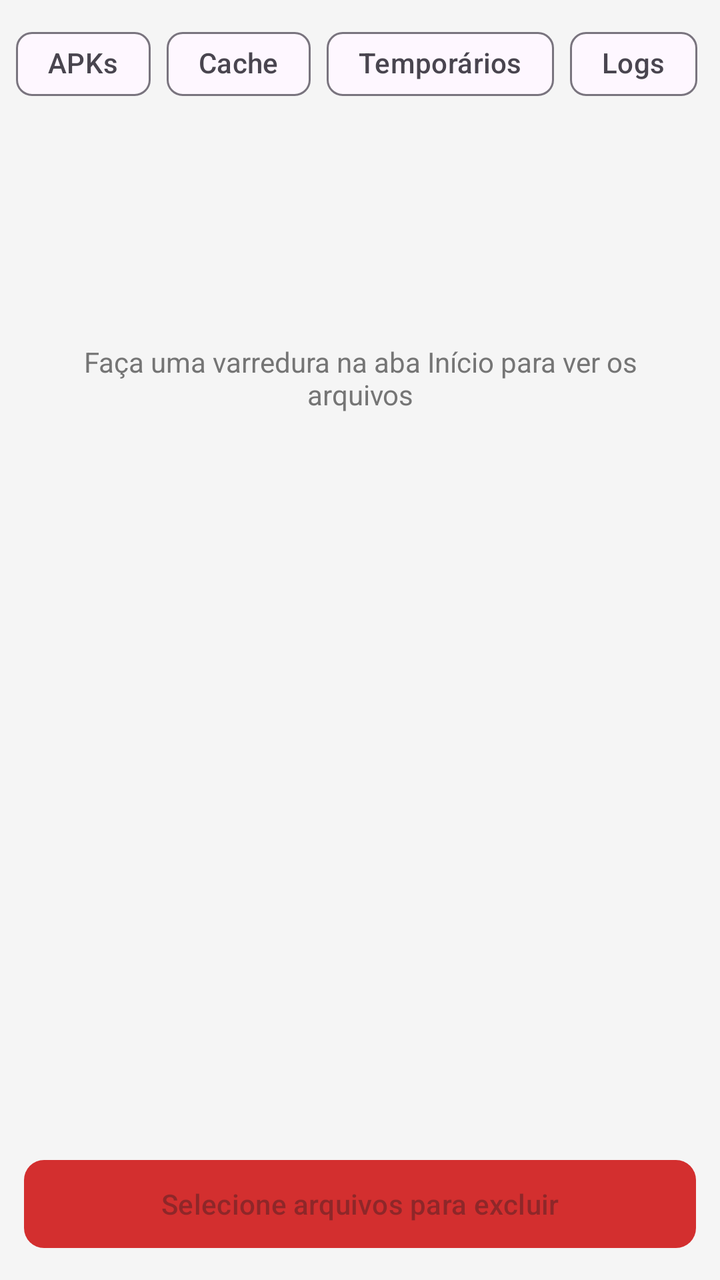
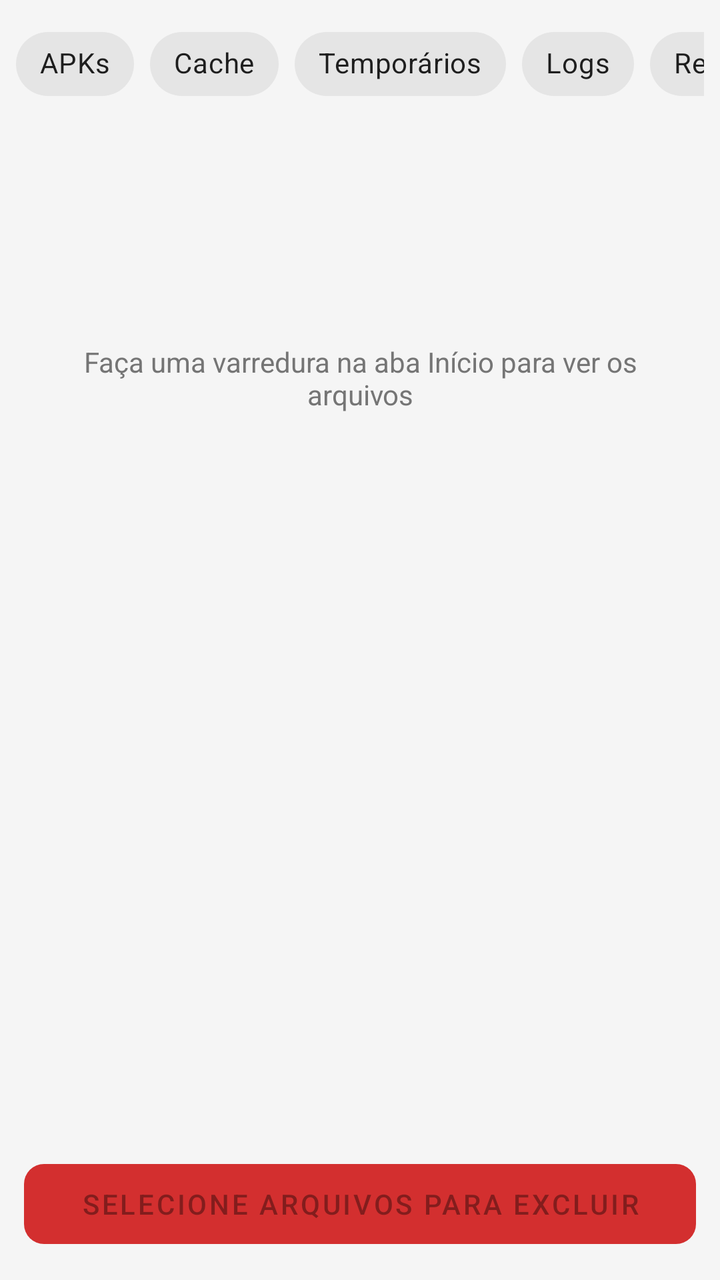

Before-and-after screenshots of an Android layout around one commit, followed by the original layout XML and the change that was made.
<!-- AndroidManifest.xml: application theme Theme.LimpadorAndroid -->
<!-- res/layout/fragment_files.xml -->
<?xml version="1.0" encoding="utf-8"?>
<LinearLayout xmlns:android="http://schemas.android.com/apk/res/android"
    xmlns:app="http://schemas.android.com/apk/res-auto"
    android:layout_width="match_parent"
    android:layout_height="match_parent"
    android:orientation="vertical"
    android:background="@color/colorBackground">

    
    <HorizontalScrollView
        android:layout_width="match_parent"
        android:layout_height="wrap_content"
        android:scrollbars="none"
        android:paddingHorizontal="8dp"
        android:paddingVertical="8dp">

        <com.google.android.material.chip.ChipGroup
            android:layout_width="wrap_content"
            android:layout_height="wrap_content"
            app:singleSelection="true">

            <com.google.android.material.chip.Chip
                android:id="@+id/chip_apk"
                android:layout_width="wrap_content"
                android:layout_height="wrap_content"
                android:text="APKs"
                app:chipIcon="@android:drawable/ic_menu_upload"
                style="@style/Widget.Material3.Chip.Filter" />

            <com.google.android.material.chip.Chip
                android:id="@+id/chip_cache"
                android:layout_width="wrap_content"
                android:layout_height="wrap_content"
                android:text="Cache"
                style="@style/Widget.Material3.Chip.Filter" />

            <com.google.android.material.chip.Chip
                android:id="@+id/chip_temp"
                android:layout_width="wrap_content"
                android:layout_height="wrap_content"
                android:text="Temporários"
                style="@style/Widget.Material3.Chip.Filter" />

            <com.google.android.material.chip.Chip
                android:id="@+id/chip_log"
                android:layout_width="wrap_content"
                android:layout_height="wrap_content"
                android:text="Logs"
                style="@style/Widget.Material3.Chip.Filter" />

            <com.google.android.material.chip.Chip
                android:id="@+id/chip_residual"
                android:layout_width="wrap_content"
                android:layout_height="wrap_content"
                android:text="Residuais"
                style="@style/Widget.Material3.Chip.Filter" />

            <com.google.android.material.chip.Chip
                android:id="@+id/chip_empty"
                android:layout_width="wrap_content"
                android:layout_height="wrap_content"
                android:text="Pastas Vazias"
                style="@style/Widget.Material3.Chip.Filter" />

            <com.google.android.material.chip.Chip
                android:id="@+id/chip_whatsapp"
                android:layout_width="wrap_content"
                android:layout_height="wrap_content"
                android:text="WhatsApp"
                style="@style/Widget.Material3.Chip.Filter" />

            <com.google.android.material.chip.Chip
                android:id="@+id/chip_images"
                android:layout_width="wrap_content"
                android:layout_height="wrap_content"
                android:text="Imagens"
                style="@style/Widget.Material3.Chip.Filter" />

            <com.google.android.material.chip.Chip
                android:id="@+id/chip_videos"
                android:layout_width="wrap_content"
                android:layout_height="wrap_content"
                android:text="Vídeos"
                style="@style/Widget.Material3.Chip.Filter" />

            <com.google.android.material.chip.Chip
                android:id="@+id/chip_documents"
                android:layout_width="wrap_content"
                android:layout_height="wrap_content"
                android:text="Documentos"
                style="@style/Widget.Material3.Chip.Filter" />

            <com.google.android.material.chip.Chip
                android:id="@+id/chip_duplicates"
                android:layout_width="wrap_content"
                android:layout_height="wrap_content"
                android:text="Duplicados"
                style="@style/Widget.Material3.Chip.Filter" />
        </com.google.android.material.chip.ChipGroup>
    </HorizontalScrollView>

    
    <TextView
        android:id="@+id/tv_scan_first"
        android:layout_width="match_parent"
        android:layout_height="0dp"
        android:layout_weight="1"
        android:gravity="center"
        android:text="Faça uma varredura na aba Início para ver os arquivos"
        android:textSize="14sp"
        android:textColor="@color/colorSecondaryText"
        android:padding="32dp" />

    
    <TextView
        android:id="@+id/tv_empty"
        android:layout_width="match_parent"
        android:layout_height="0dp"
        android:layout_weight="1"
        android:gravity="center"
        android:text="Nenhum arquivo nesta categoria"
        android:textSize="14sp"
        android:textColor="@color/colorSecondaryText"
        android:visibility="gone" />

    
    <androidx.recyclerview.widget.RecyclerView
        android:id="@+id/rv_files"
        android:layout_width="match_parent"
        android:layout_height="0dp"
        android:layout_weight="1"
        android:clipToPadding="false"
        android:paddingBottom="72dp" />

    
    <com.google.android.material.button.MaterialButton
        android:id="@+id/btn_delete_selected"
        android:layout_width="match_parent"
        android:layout_height="52dp"
        android:layout_margin="12dp"
        android:text="Selecione arquivos para excluir"
        android:enabled="false"
        app:cornerRadius="10dp"
        app:backgroundTint="@color/red_warning" />

</LinearLayout>
<!-- resources referenced by this layout -->
<resources>
  <color name="colorBackground">#F5F5F5</color>
  <color name="colorSecondaryText">#757575</color>
  <color name="red_warning">#D32F2F</color>
  <style name="Theme.LimpadorAndroid" parent="Theme.Material3.DayNight.NoActionBar">
          <item name="colorPrimary">@color/colorPrimary</item>
          <item name="colorOnPrimary">@color/colorSurface</item>
          <item name="colorSecondary">@color/colorAccent</item>
          <item name="colorOnSecondary">@color/colorSurface</item>
          <item name="android:windowBackground">@color/colorBackground</item>
      </style>
  <color name="colorPrimary">#1565C0</color>
  <color name="colorSurface">#FFFFFF</color>
  <color name="colorAccent">#00BCD4</color>
</resources>

<!-- the commit's change to res/layout/fragment_files.xml (unified diff, before → after) -->
@@ -25,77 +25,77 @@
                 android:layout_height="wrap_content"
                 android:text="APKs"
                 app:chipIcon="@android:drawable/ic_menu_upload"
-                style="@style/Widget.Material3.Chip.Filter" />
+                style="@style/Widget.MaterialComponents.Chip.Filter" />
 
             <com.google.android.material.chip.Chip
                 android:id="@+id/chip_cache"
                 android:layout_width="wrap_content"
                 android:layout_height="wrap_content"
                 android:text="Cache"
-                style="@style/Widget.Material3.Chip.Filter" />
+                style="@style/Widget.MaterialComponents.Chip.Filter" />
 
             <com.google.android.material.chip.Chip
                 android:id="@+id/chip_temp"
                 android:layout_width="wrap_content"
                 android:layout_height="wrap_content"
                 android:text="Temporários"
-                style="@style/Widget.Material3.Chip.Filter" />
+                style="@style/Widget.MaterialComponents.Chip.Filter" />
 
             <com.google.android.material.chip.Chip
                 android:id="@+id/chip_log"
                 android:layout_width="wrap_content"
                 android:layout_height="wrap_content"
                 android:text="Logs"
-                style="@style/Widget.Material3.Chip.Filter" />
+                style="@style/Widget.MaterialComponents.Chip.Filter" />
 
             <com.google.android.material.chip.Chip
                 android:id="@+id/chip_residual"
                 android:layout_width="wrap_content"
                 android:layout_height="wrap_content"
                 android:text="Residuais"
-                style="@style/Widget.Material3.Chip.Filter" />
+                style="@style/Widget.MaterialComponents.Chip.Filter" />
 
             <com.google.android.material.chip.Chip
                 android:id="@+id/chip_empty"
                 android:layout_width="wrap_content"
                 android:layout_height="wrap_content"
                 android:text="Pastas Vazias"
-                style="@style/Widget.Material3.Chip.Filter" />
+                style="@style/Widget.MaterialComponents.Chip.Filter" />
 
             <com.google.android.material.chip.Chip
                 android:id="@+id/chip_whatsapp"
                 android:layout_width="wrap_content"
                 android:layout_height="wrap_content"
                 android:text="WhatsApp"
-                style="@style/Widget.Material3.Chip.Filter" />
+                style="@style/Widget.MaterialComponents.Chip.Filter" />
 
             <com.google.android.material.chip.Chip
                 android:id="@+id/chip_images"
                 android:layout_width="wrap_content"
                 android:layout_height="wrap_content"
                 android:text="Imagens"
-                style="@style/Widget.Material3.Chip.Filter" />
+                style="@style/Widget.MaterialComponents.Chip.Filter" />
 
             <com.google.android.material.chip.Chip
                 android:id="@+id/chip_videos"
                 android:layout_width="wrap_content"
                 android:layout_height="wrap_content"
                 android:text="Vídeos"
-                style="@style/Widget.Material3.Chip.Filter" />
+                style="@style/Widget.MaterialComponents.Chip.Filter" />
 
             <com.google.android.material.chip.Chip
                 android:id="@+id/chip_documents"
                 android:layout_width="wrap_content"
                 android:layout_height="wrap_content"
                 android:text="Documentos"
-                style="@style/Widget.Material3.Chip.Filter" />
+                style="@style/Widget.MaterialComponents.Chip.Filter" />
 
             <com.google.android.material.chip.Chip
                 android:id="@+id/chip_duplicates"
                 android:layout_width="wrap_content"
                 android:layout_height="wrap_content"
                 android:text="Duplicados"
-                style="@style/Widget.Material3.Chip.Filter" />
+                style="@style/Widget.MaterialComponents.Chip.Filter" />
         </com.google.android.material.chip.ChipGroup>
     </HorizontalScrollView>
 
<!-- resource entries referenced after the edit -->
@@ -3,15 +3,14 @@
   <color name="colorBackground">#F5F5F5</color>
   <color name="colorSecondaryText">#757575</color>
   <color name="red_warning">#D32F2F</color>
-  <style name="Theme.LimpadorAndroid" parent="Theme.Material3.DayNight.NoActionBar">
+  <style name="Theme.LimpadorAndroid" parent="Theme.MaterialComponents.DayNight.DarkActionBar">
           <item name="colorPrimary">@color/colorPrimary</item>
-          <item name="colorOnPrimary">@color/colorSurface</item>
-          <item name="colorSecondary">@color/colorAccent</item>
-          <item name="colorOnSecondary">@color/colorSurface</item>
+          <item name="colorPrimaryDark">@color/colorPrimaryDark</item>
+          <item name="colorAccent">@color/colorAccent</item>
           <item name="android:windowBackground">@color/colorBackground</item>
       </style>
   <color name="colorPrimary">#1565C0</color>
-  <color name="colorSurface">#FFFFFF</color>
+  <color name="colorPrimaryDark">#0D47A1</color>
   <color name="colorAccent">#00BCD4</color>
 </resources>
 
